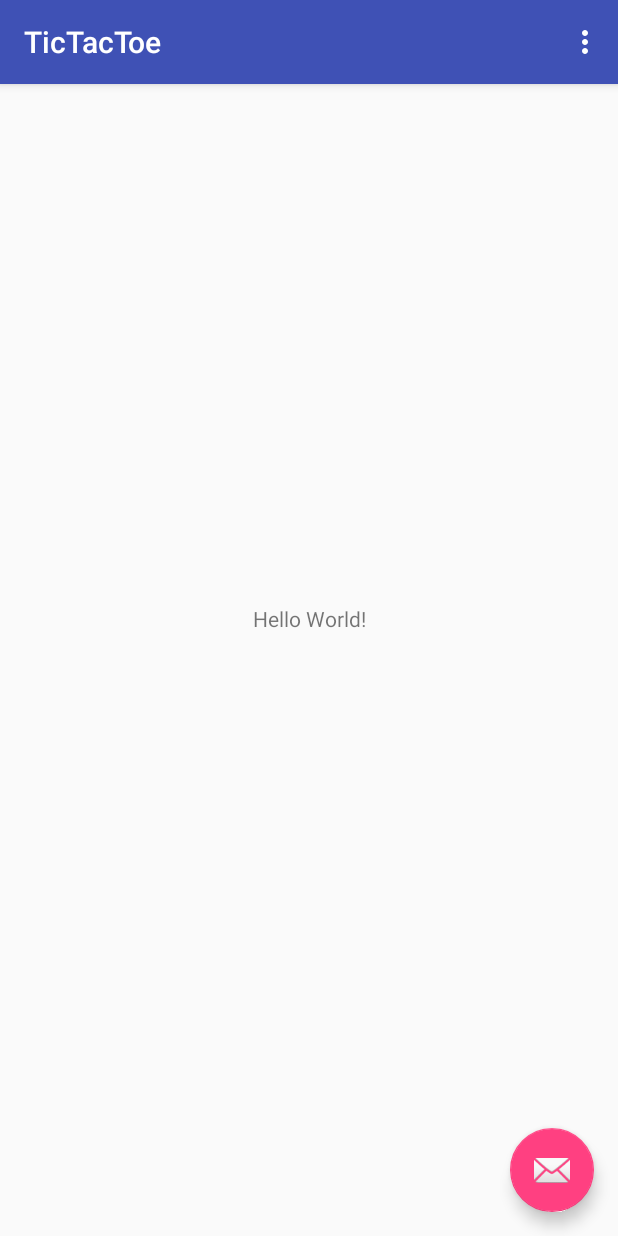
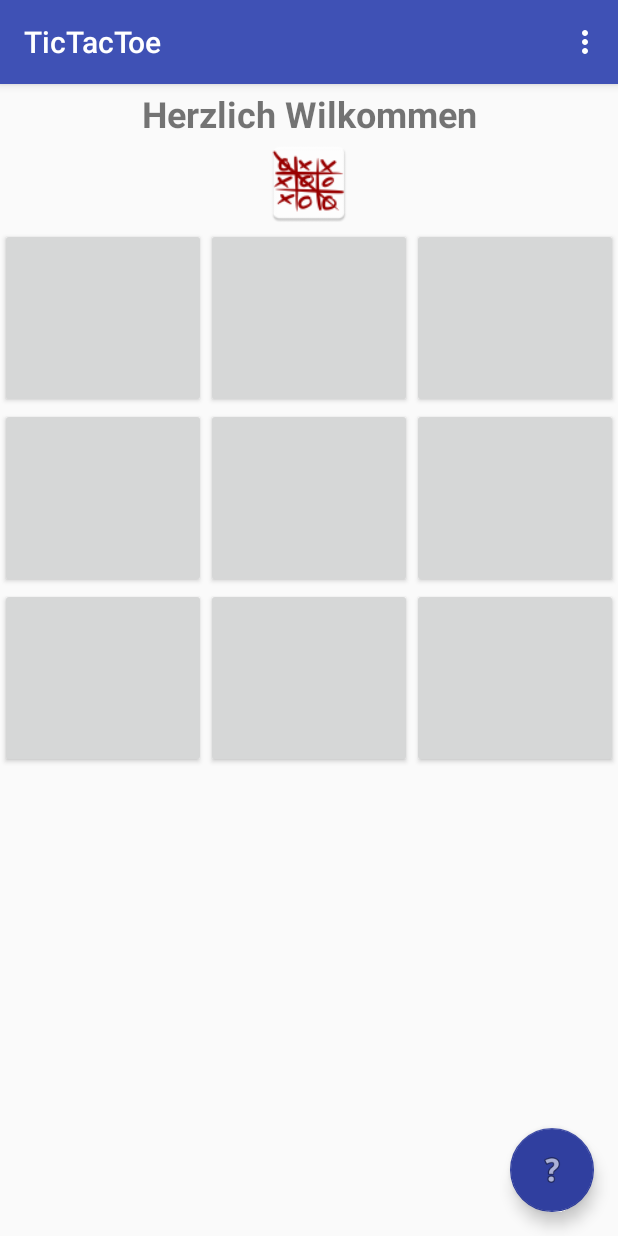
Before and after one commit to TorbenStriegel/Tic-Tac-Toe-Andoid_App, an Android app: the screen it shows after launch (Main_Activity), on a phone screen of 412 x 824 dp. Run offline under Robolectric (Android 15) with nearby library versions, the phone set to English and light mode, and no system bars.

Commit message:
Grafik fertig gestellt.
Es fehlen noch Logik und Methoden.

```diff
--- a/Android_App/TicTacToe_AndroidAplication/app/src/main/java/de/torbennils/tictactoe/Main_Activity.java
+++ b/Android_App/TicTacToe_AndroidAplication/app/src/main/java/de/torbennils/tictactoe/Main_Activity.java
@@ -22,8 +22,7 @@ public class Main_Activity extends AppCompatActivity {
         fab.setOnClickListener(new View.OnClickListener() {
             @Override
             public void onClick(View view) {
-                Snackbar.make(view, "Replace with your own action", Snackbar.LENGTH_LONG)
-                        .setAction("Action", null).show();
+                Snackbar.make(view, "© Nils und Torben", Snackbar.LENGTH_LONG).setAction("Action", null).show();
             }
         });
     }
--- a/Android_App/TicTacToe_AndroidAplication/app/src/main/res/layout/activity_main_.xml
+++ b/Android_App/TicTacToe_AndroidAplication/app/src/main/res/layout/activity_main_.xml
@@ -21,7 +21,8 @@
 
     </android.support.design.widget.AppBarLayout>
 
-    <include layout="@layout/content_main_" />
+    <include layout="@layout/content_main_"
+        android:layout_height="508dp" />
 
     <android.support.design.widget.FloatingActionButton
         android:id="@+id/fab"
@@ -29,6 +30,7 @@
         android:layout_height="wrap_content"
         android:layout_gravity="bottom|end"
         android:layout_margin="@dimen/fab_margin"
-        app:srcCompat="@android:drawable/ic_dialog_email" />
+        app:srcCompat="@android:drawable/ic_menu_help"
+        app:backgroundTint="?attr/actionModeSplitBackground" />
 
 </android.support.design.widget.CoordinatorLayout>
--- a/Android_App/TicTacToe_AndroidAplication/app/src/main/res/layout/content_main_.xml
+++ b/Android_App/TicTacToe_AndroidAplication/app/src/main/res/layout/content_main_.xml
@@ -8,13 +8,98 @@
     tools:context="de.torbennils.tictactoe.Main_Activity"
     tools:showIn="@layout/activity_main_">
 
-    <TextView
-        android:layout_width="wrap_content"
-        android:layout_height="wrap_content"
-        android:text="Hello World!"
-        app:layout_constraintBottom_toBottomOf="@+id/content_main_"
-        app:layout_constraintLeft_toLeftOf="@+id/content_main_"
-        app:layout_constraintRight_toRightOf="@+id/content_main_"
-        app:layout_constraintTop_toTopOf="@+id/content_main_" />
+    <LinearLayout
+        android:orientation="vertical"
+        android:layout_width="match_parent"
+        android:layout_height="match_parent">
 
+        <Space
+            android:layout_width="match_parent"
+            android:layout_height="59dp" />
+
+        <TextView
+            android:text="Herzlich Wilkommen"
+            android:layout_width="match_parent"
+            android:layout_height="wrap_content"
+            android:id="@+id/textView_spiel"
+            android:textSize="24sp"
+            android:textAlignment="center"
+            android:textStyle="normal|bold" />
+
+        <ImageView
+            android:layout_width="match_parent"
+            android:layout_height="60dp"
+            app:srcCompat="@mipmap/ic_launcher"
+            android:id="@+id/imageView" />
+
+        <LinearLayout
+            android:layout_width="match_parent"
+            android:layout_height="@dimen/buttonTicTacToe_horizontal_high">
+
+            <Button
+                android:layout_width="wrap_content"
+                android:layout_height="@dimen/buttonTicTacToe_horizontal_high"
+                android:id="@+id/buttonSpiel_1"
+                android:layout_weight="1" />
+
+            <Button
+                android:layout_width="wrap_content"
+                android:layout_height="@dimen/buttonTicTacToe_horizontal_high"
+                android:id="@+id/buttonSpiel_2"
+                android:layout_weight="1" />
+
+            <Button
+                android:layout_width="wrap_content"
+                android:layout_height="@dimen/buttonTicTacToe_horizontal_high"
+                android:id="@+id/buttonSpiel_3"
+                android:layout_weight="1" />
+        </LinearLayout>
+
+        <LinearLayout
+            android:layout_width="match_parent"
+            android:layout_height="@dimen/buttonTicTacToe_horizontal_high">
+
+            <Button
+                android:layout_width="wrap_content"
+                android:layout_height="@dimen/buttonTicTacToe_horizontal_high"
+                android:id="@+id/buttonSpiel_4"
+                android:layout_weight="1" />
+
+            <Button
+                android:layout_width="wrap_content"
+                android:layout_height="@dimen/buttonTicTacToe_horizontal_high"
+                android:id="@+id/buttonSpiel_5"
+                android:layout_weight="1" />
+
+            <Button
+                android:layout_width="wrap_content"
+                android:layout_height="@dimen/buttonTicTacToe_horizontal_high"
+                android:id="@+id/buttonSpiel_6"
+                android:layout_weight="1" />
+        </LinearLayout>
+
+        <LinearLayout
+            android:layout_width="match_parent"
+            android:layout_height="@dimen/buttonTicTacToe_horizontal_high">
+
+            <Button
+                android:layout_width="wrap_content"
+                android:layout_height="@dimen/buttonTicTacToe_horizontal_high"
+                android:id="@+id/buttonSpiel_7"
+                android:layout_weight="1" />
+
+            <Button
+                android:layout_width="wrap_content"
+                android:layout_height="@dimen/buttonTicTacToe_horizontal_high"
+                android:id="@+id/buttonSpiel_8"
+                android:layout_weight="1" />
+
+            <Button
+                android:layout_width="wrap_content"
+                android:layout_height="@dimen/buttonTicTacToe_horizontal_high"
+                android:id="@+id/buttonSpiel_9"
+                android:layout_weight="1" />
+
+        </LinearLayout>
+    </LinearLayout>
 </android.support.constraint.ConstraintLayout>
--- a/Android_App/TicTacToe_AndroidAplication/app/src/main/res/values/dimens.xml
+++ b/Android_App/TicTacToe_AndroidAplication/app/src/main/res/values/dimens.xml
@@ -2,5 +2,6 @@
     <!-- Default screen margins, per the Android Design guidelines. -->
     <dimen name="activity_horizontal_margin">16dp</dimen>
     <dimen name="activity_vertical_margin">16dp</dimen>
+    <dimen name="buttonTicTacToe_horizontal_high">120dp</dimen>
     <dimen name="fab_margin">16dp</dimen>
 </resources>
--- a/Android_App/TicTacToe_AndroidAplication/app/src/main/res/values/strings.xml
+++ b/Android_App/TicTacToe_AndroidAplication/app/src/main/res/values/strings.xml
@@ -1,4 +1,4 @@
 <resources>
     <string name="app_name">TicTacToe</string>
-    <string name="action_settings">Settings</string>
+    <string name="action_settings">Platzhalter</string>
 </resources>
```
Also changed, not shown: Android_App/TicTacToe_AndroidAplication/app/src/main/ic_launcher-web.png (added), Android_App/TicTacToe_AndroidAplication/app/src/main/res/mipmap-hdpi/ic_launcher.png, Android_App/TicTacToe_AndroidAplication/app/src/main/res/mipmap-mdpi/ic_launcher.png, Android_App/TicTacToe_AndroidAplication/app/src/main/res/mipmap-xhdpi/ic_launcher.png, Android_App/TicTacToe_AndroidAplication/app/src/main/res/mipmap-xxhdpi/ic_launcher.png, Android_App/TicTacToe_AndroidAplication/app/src/main/res/mipmap-xxxhdpi/ic_launcher.png.
